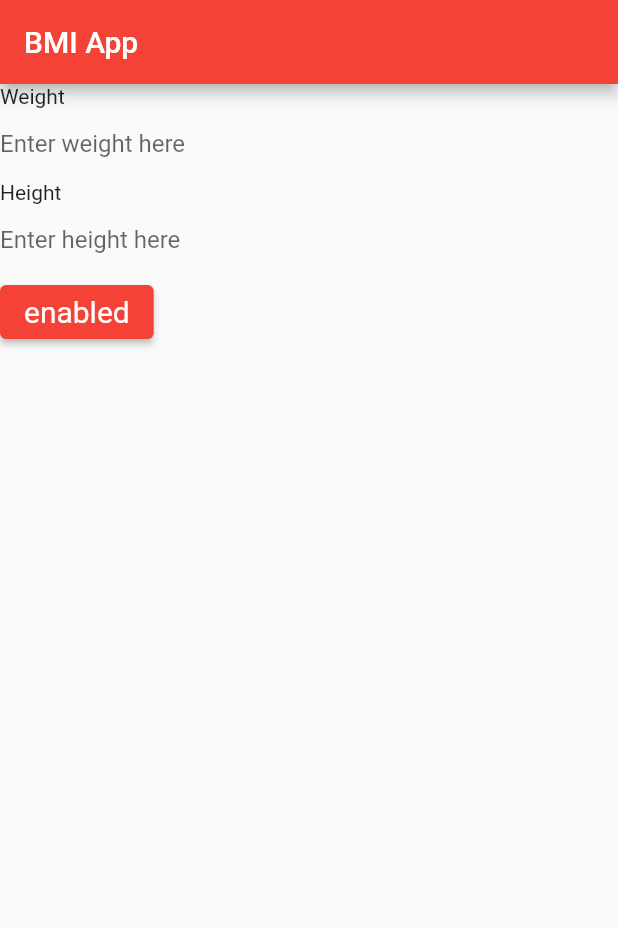
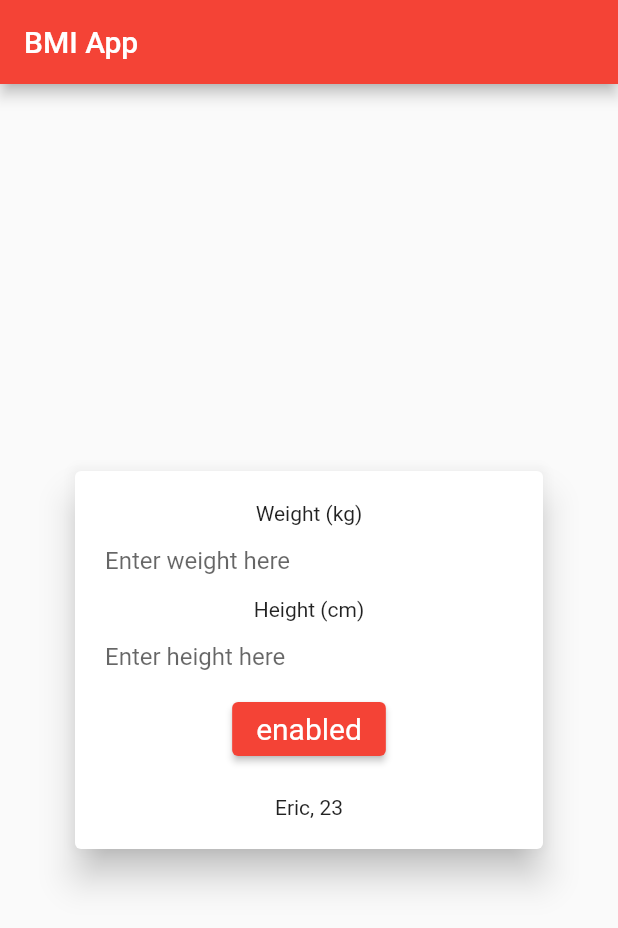
Before and after one commit to evvic/mobile_app_development, a Flutter app: the screen it shows after launch, on a phone screen of 412 x 824 dp. Shown: the top 928 px of the screen. Run offline on Flutter 3.47's test engine with Material 2 defaults, Android fonts, the phone set to English and light mode, and no system bars.

Commit message:
person class with getters

```diff
--- a/flutter_intro/bmi_app/lib/components/bmi_gui.dart
+++ b/flutter_intro/bmi_app/lib/components/bmi_gui.dart
@@ -1,25 +1,35 @@
+import 'package:bmi_app/components/person.dart';
 import 'package:flutter/cupertino.dart';
-
 import 'package:flutter/material.dart';
 
 class BmiGui extends StatelessWidget {
+  Person edawg = Person("Eric", 23);
+
   final ButtonStyle style =
     ElevatedButton.styleFrom(textStyle: const TextStyle(fontSize: 20));
 
   @override
   Widget build(BuildContext context) {
-    return (Column(
-        crossAxisAlignment: CrossAxisAlignment.start,
+    return (
+      Center(
+        child: Container(
+          width: 320,
+          child: Card(
+            color: Colors.white,
+            elevation: 10,
+            child: Padding (
+              padding: const EdgeInsets.all(20),
+              child: Column (
                 mainAxisSize: MainAxisSize.min,
-        children: <Widget> [
-          const Text("Weight"),
+                children: [
+                  const Text("Weight (kg)"),
                   const TextField(
                     decoration: InputDecoration(
                       border: InputBorder.none,
                       hintText: "Enter weight here",
                     ),
                   ),
-          const Text("Height"),
+                  const Text("Height (cm)"),
                   const TextField(
                     decoration: InputDecoration(
                       border: InputBorder.none,
@@ -32,7 +42,23 @@ class BmiGui extends StatelessWidget {
                     child: const Text('enabled'),
 
                   ),
+                  const SizedBox(
+                    height: 20,
+                  ),
+                  Container(
+                    child: Text(
+                      edawg.toString(),
+                      textAlign: TextAlign.center,
+                    ),
+                  )
+
+
+
         ]
+        )
+        )
+        )
+        )
       ,
     ));
   }
--- /dev/null
+++ b/flutter_intro/bmi_app/lib/components/person.dart
@@ -0,0 +1,41 @@
+import 'dart:core';
+import 'dart:math';
+
+import 'package:flutter/cupertino.dart';
+import 'package:flutter/material.dart';
+
+class Person {
+  late String name;
+  late int age;
+  late double height; //cm
+  late double weight; //kg
+
+  // quick constructor for name and age
+  Person(this.name, this.age);
+
+  @override
+  String toString() {
+    return name + ', ' + age.toString();
+  }
+
+  int BMI() {
+    //calculate BMI and return as int
+    return (weight / pow((height / 100), 2)).round();
+  }
+
+  String get getName {
+    return name;
+  }
+
+  int get getAge {
+    return age;
+  }
+
+  double get getHeight {
+    return height;
+  }
+
+  double get getWeight {
+    return weight;
+  }
+}
```
Lines whose indentation alone changed are shown as unchanged.
